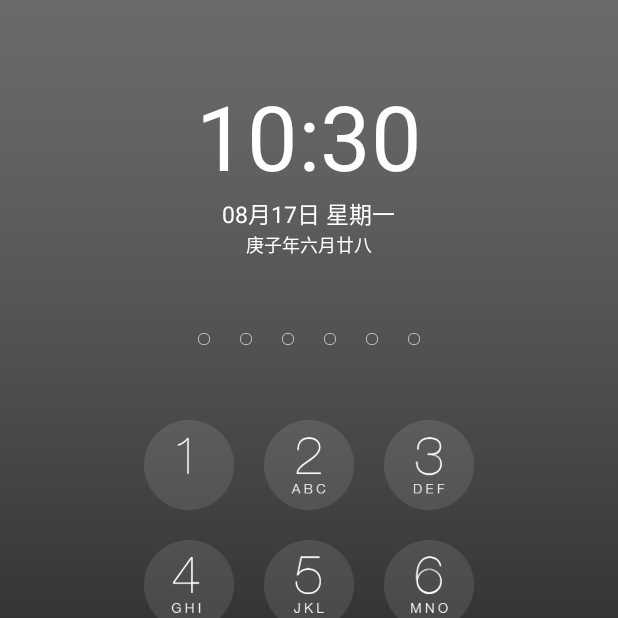
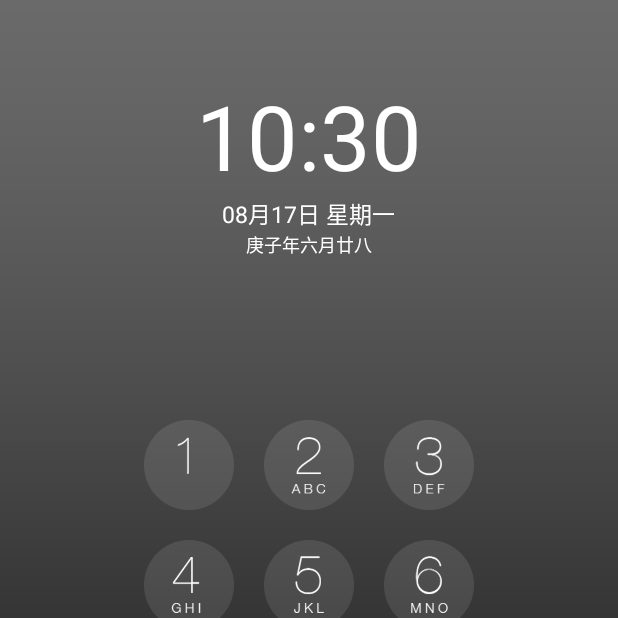
Before and after one commit to huanhuanjie/UnlockApplication, an Android app: the screen it shows after launch (MainActivity), on a phone screen of 412 x 824 dp, the top half of it. Run offline under Robolectric (Android 15) with nearby library versions, the light colour scheme and no system bars.

Commit message:
set circle invisible when app start

```diff
--- a/app/src/main/java/com/example/unlockapplication/Activity/MainActivity.java
+++ b/app/src/main/java/com/example/unlockapplication/Activity/MainActivity.java
@@ -14,6 +14,7 @@ import android.view.View;
 import android.widget.AdapterView;
 import android.widget.GridView;
 import android.widget.ImageView;
+import android.widget.LinearLayout;
 import android.widget.TextView;
 import android.widget.Toast;
 
@@ -29,14 +30,11 @@ public class MainActivity extends AppCompatActivity implements AdapterView.OnIte
     ObtainTime obtainTime;
     ArrayList<GridViewItem> datas = new ArrayList<>();
     ArrayList<ImageView> imageViews = new ArrayList();
-    int[] images;
-    String pwd = "";
+    int[] images;String pwd = "";
 
+    GridView gridView;LinearLayout linlayout_circle;
     ImageView circle_1,circle_2,circle_3,circle_4,circle_5,circle_6;
-    TextView time;
-    TextView date;
-    TextView week;
-    TextView lunar_date;
+    TextView time;TextView date;TextView week;TextView lunar_date;
 
 
     @RequiresApi(api = Build.VERSION_CODES.N)
@@ -45,11 +43,12 @@ public class MainActivity extends AppCompatActivity implements AdapterView.OnIte
         super.onCreate(savedInstanceState);
         setContentView(R.layout.activity_main);
 
-        GridView gridView = findViewById(R.id.gridview_numbers);
+        gridView = findViewById(R.id.gridview_numbers);
         time = findViewById(R.id.time);
         date = findViewById(R.id.date);
         week = findViewById(R.id.week);
         lunar_date = findViewById(R.id.lunar_date);
+        linlayout_circle = findViewById(R.id.linlayout_circle);
         circle_1 = findViewById(R.id.circle_1);
         circle_2 = findViewById(R.id.circle_2);
         circle_3 = findViewById(R.id.circle_3);
@@ -57,6 +56,7 @@ public class MainActivity extends AppCompatActivity implements AdapterView.OnIte
         circle_5 = findViewById(R.id.circle_5);
         circle_6 = findViewById(R.id.circle_6);
 
+        linlayout_circle.setVisibility(View.INVISIBLE);
         imageViews.add(circle_1);imageViews.add(circle_2);imageViews.add(circle_3);
         imageViews.add(circle_4);imageViews.add(circle_5);imageViews.add(circle_6);
 
@@ -98,6 +98,7 @@ public class MainActivity extends AppCompatActivity implements AdapterView.OnIte
 
     @Override
     public void onItemClick(AdapterView<?> adapterView, View view, int i, long l) {
+        linlayout_circle.setVisibility(View.VISIBLE);
         if (pwd.length() < 6){
             inputPwd(i);
             if (i != 11)
@@ -134,5 +135,6 @@ public class MainActivity extends AppCompatActivity implements AdapterView.OnIte
         if (requestCode == 1)
             for (int i = 0; i < 6; i++)
                 imageViews.get(i).setImageResource(R.drawable.circle_0);
+            linlayout_circle.setVisibility(View.INVISIBLE);
     }
 }
--- a/app/src/main/res/layout/activity_main.xml
+++ b/app/src/main/res/layout/activity_main.xml
@@ -46,6 +46,7 @@
     </LinearLayout>
 
     <LinearLayout
+        android:id="@+id/linlayout_circle"
         android:layout_width="match_parent"
         android:layout_height="wrap_content"
         android:orientation="horizontal"
```
